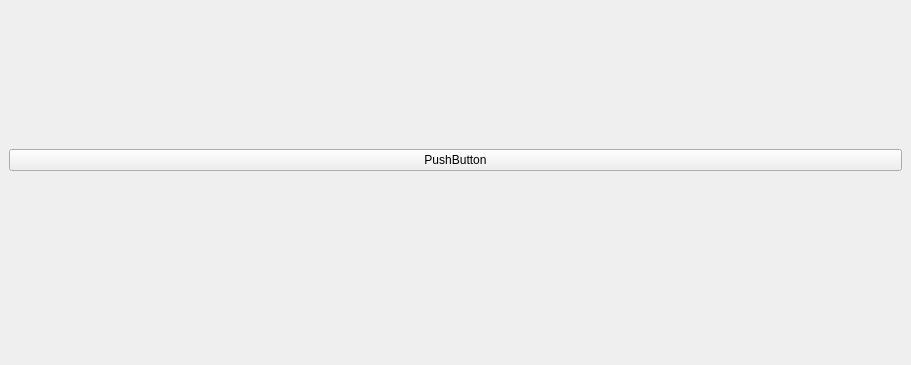
Before: the Qt Designer form mainwindow.ui in Stanisaur/multi-camera-calibration-using-human-pose, drawn with Qt 5; both pictures show x 0 to 911 and y 273 to 638 of the 911 by 638 pixel window.
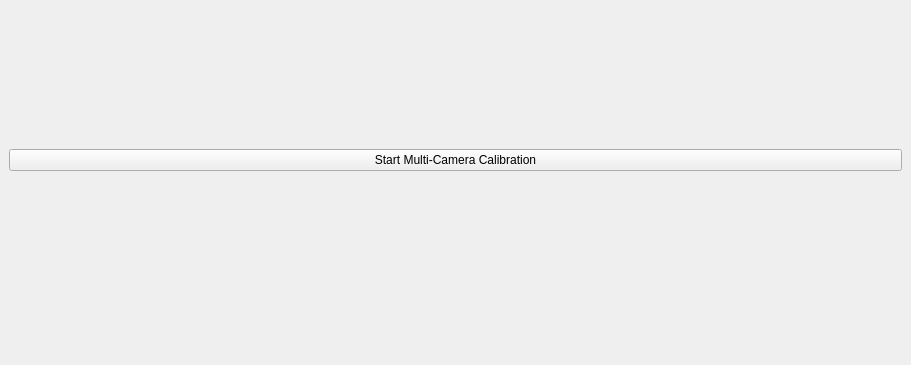
After: the same form once the commit is applied.

Commit message: Added mutexes and finally made multi camera setup work.

```diff
--- a/mainwindow.ui
+++ b/mainwindow.ui
@@ -30,7 +30,7 @@
       <item>
        <widget class="QPushButton" name="startPoseTracking">
         <property name="text">
-         <string>PushButton</string>
+         <string>Start Multi-Camera Calibration</string>
         </property>
        </widget>
       </item>
```
The commit also changes 6 other files.
